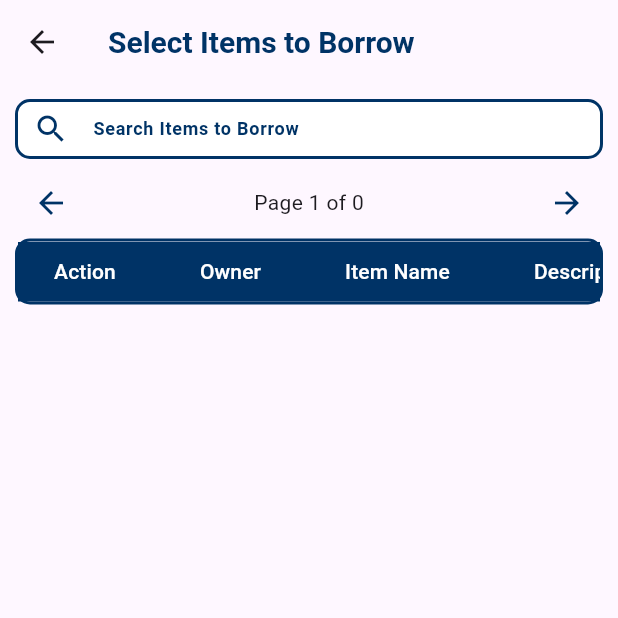
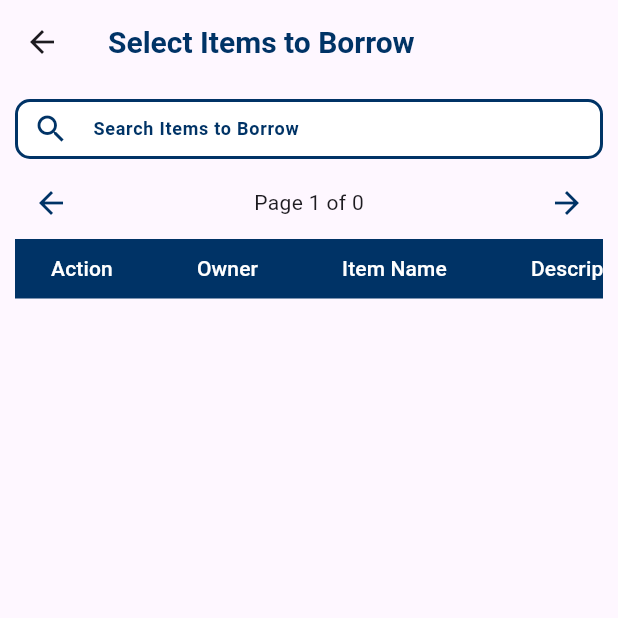
Before and after one commit to MsSoul/ADTS, a Flutter app: the BorrowItemsScreen screen opened directly with empty values, on a phone screen of 412 x 824 dp, the top half of it. Run offline on Flutter 3.47's test engine with Material 3 defaults, Android fonts, the phone set to English and light mode, and no system bars; our stand-ins replace badges, fluttertoast, logger, shared_preferences, socket_io_client; accounts and stored records are empty; network calls fail.

Commit message:
11:36 am- bt scree 88 pixels overflowed fixed.

```diff
--- a/lib/borrow_items_screen.dart
+++ b/lib/borrow_items_screen.dart
@@ -90,6 +90,7 @@ class _BorrowItemsScreenState extends State<BorrowItemsScreen> {
     _pageController.text = (currentPage + 1).toString();
 
     return Scaffold(
+  resizeToAvoidBottomInset: true, // Prevent keyboard overflow
   appBar: AppBar(
     title: const Text(
       'Select Items to Borrow',
@@ -114,6 +115,7 @@ class _BorrowItemsScreenState extends State<BorrowItemsScreen> {
             )
           : Padding(
               padding: const EdgeInsets.all(10),
+              child: SingleChildScrollView( // Fix for keyboard overflow
                 child: Column(
                   crossAxisAlignment: CrossAxisAlignment.start,
                   children: [
@@ -176,13 +178,7 @@ class _BorrowItemsScreenState extends State<BorrowItemsScreen> {
                     ),
 
                     // Items Table
-                      Container(
-                        decoration: BoxDecoration(
-                          border: Border.all(
-                              color: AppColors.primaryColor, width: 2),
-                          borderRadius: BorderRadius.circular(10),
-                        ),
-                        child: SingleChildScrollView(
+                    SingleChildScrollView(
                       scrollDirection: Axis.horizontal,
                       child: DataTable(
                         headingRowColor: WidgetStateColor.resolveWith(
@@ -194,13 +190,11 @@ class _BorrowItemsScreenState extends State<BorrowItemsScreen> {
                           DataColumn(
                               label: Center(
                                   child: Text('Action',
-                                          style:
-                                              TextStyle(color: Colors.white)))),
+                                      style: TextStyle(color: Colors.white)))),
                           DataColumn(
                               label: Center(
                                   child: Text('Owner',
-                                          style:
-                                              TextStyle(color: Colors.white)))),
+                                      style: TextStyle(color: Colors.white)))),
                           DataColumn(
                               label: Text('Item Name',
                                   style: TextStyle(color: Colors.white))),
@@ -253,8 +247,8 @@ class _BorrowItemsScreenState extends State<BorrowItemsScreen> {
                                       horizontal: 12),
                                 ),
                                 onPressed: () async {
-                                      String borrowerName = await _allItemsApi
-                                          .fetchUserName(empId);
+                                  String borrowerName =
+                                      await _allItemsApi.fetchUserName(empId);
 
                                   int itemId = item['ITEM_ID'];
 
@@ -264,8 +258,7 @@ class _BorrowItemsScreenState extends State<BorrowItemsScreen> {
                                   if (context.mounted) {
                                     showDialog(
                                       context: context,
-                                          builder: (context) =>
-                                              BorrowTransaction(
+                                      builder: (context) => BorrowTransaction(
                                         empId: empId,
                                         currentDptId: currentDptId,
                                         itemId: itemId,
@@ -273,8 +266,8 @@ class _BorrowItemsScreenState extends State<BorrowItemsScreen> {
                                         description: item['description'],
                                         availableQuantity: item['quantity'],
                                         ownerId: item['accountable_emp'],
-                                            owner: item['accountable_name'] ??
-                                                'Unknown',
+                                        owner:
+                                            item['accountable_name'] ?? 'Unknown',
                                         borrower: borrowerName,
                                       ),
                                     );
@@ -289,9 +282,7 @@ class _BorrowItemsScreenState extends State<BorrowItemsScreen> {
                                       .split(' ')
                                       .map((word) => word.isNotEmpty
                                           ? word[0].toUpperCase() +
-                                                  word
-                                                      .substring(1)
-                                                      .toLowerCase()
+                                              word.substring(1).toLowerCase()
                                           : '')
                                       .join(' ')
                                   : 'Unknown',
@@ -301,22 +292,20 @@ class _BorrowItemsScreenState extends State<BorrowItemsScreen> {
                             DataCell(Text(item['quantity'] != null
                                 ? item['quantity'].toString()
                                 : 'N/A')),
+                            DataCell(Text(item['ics']?.toString() ?? 'N/A')),
+                            DataCell(Text(item['are_no']?.toString() ?? 'N/A')),
+                            DataCell(Text(item['prop_no']?.toString() ?? 'N/A')),
                             DataCell(
-                                    Text(item['ics']?.toString() ?? 'N/A')),
-                                DataCell(
-                                    Text(item['are_no']?.toString() ?? 'N/A')),
-                                DataCell(
-                                    Text(item['prop_no']?.toString() ?? 'N/A')),
-                                DataCell(Text(
-                                    item['serial_no']?.toString() ?? 'N/A')),
+                                Text(item['serial_no']?.toString() ?? 'N/A')),
                           ]);
                         }).toList(),
-                          ),
                       ),
                     ),
                   ],
                 ),
               ),
+            ),
 );
+
   }
 }
```
Lines whose indentation alone changed are shown as unchanged.
